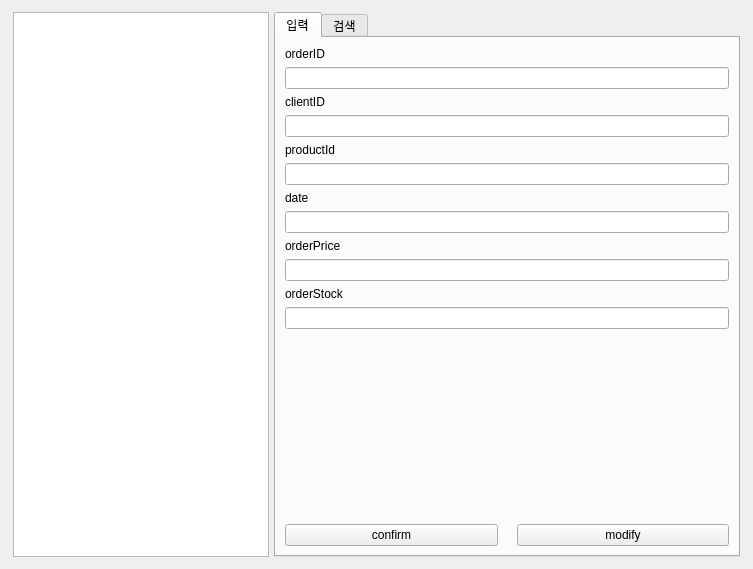
Qt form CustomerProduct2Project/ordermanager.ui (SaintMonguss/Qt) before a commit.
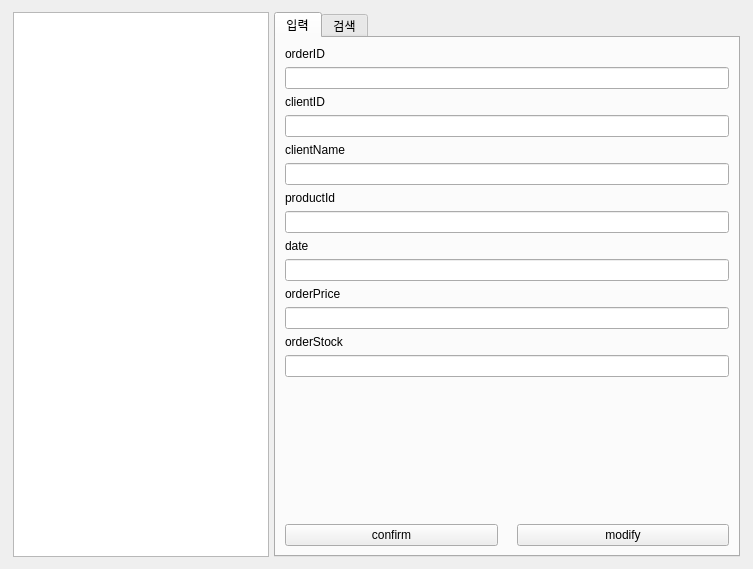
The same form after that commit. Icons and pictures are not drawn.

Diff of the .ui file:
```diff
--- a/CustomerProduct2Project/ordermanager.ui
+++ b/CustomerProduct2Project/ordermanager.ui
@@ -106,6 +106,26 @@
              </item>
             </layout>
            </item>
+           <item>
+            <layout class="QVBoxLayout" name="verticalLayout_56">
+             <item>
+              <widget class="QLabel" name="label_51">
+               <property name="sizePolicy">
+                <sizepolicy hsizetype="Expanding" vsizetype="Maximum">
+                 <horstretch>0</horstretch>
+                 <verstretch>0</verstretch>
+                </sizepolicy>
+               </property>
+               <property name="text">
+                <string>clientName</string>
+               </property>
+              </widget>
+             </item>
+             <item>
+              <widget class="QLineEdit" name="orderInputClientNameText"/>
+             </item>
+            </layout>
+           </item>
            <item>
             <layout class="QVBoxLayout" name="verticalLayout_54">
              <item>
```
